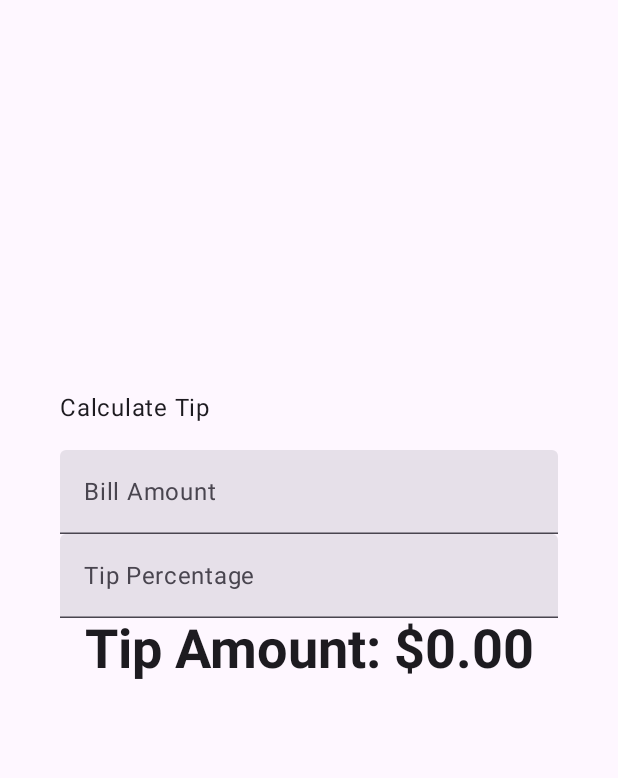
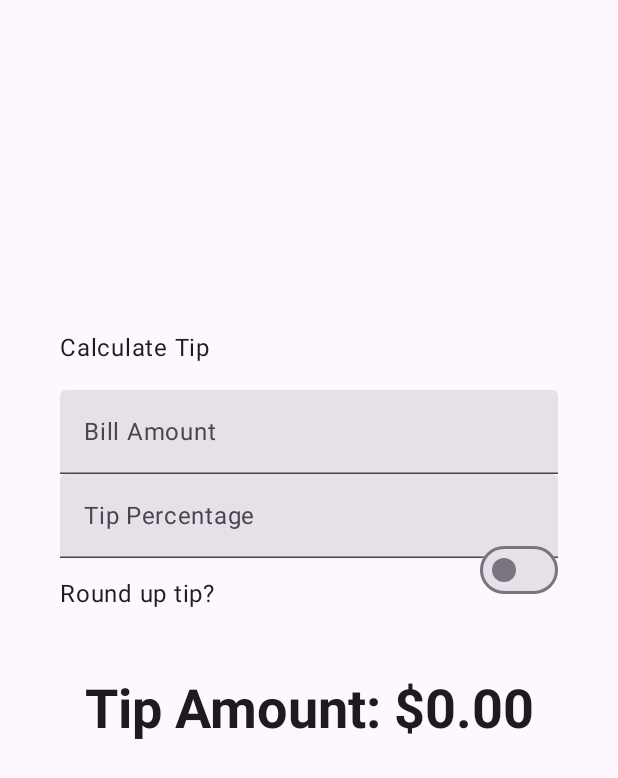
Before and after one commit to FayeDe/8INF865H2025_AD, an Android app built with Jetpack Compose: the screen it shows after launch (MainActivity), on a phone screen of 412 x 824 dp. Shown: the top 778 px of the screen. Run offline under Robolectric (Android 15) with nearby library versions, the phone set to English and light mode, and no system bars.

Commit message:
Ex2 Step 6

```diff
--- a/app/src/main/java/com/example/tiptime/MainActivity.kt
+++ b/app/src/main/java/com/example/tiptime/MainActivity.kt
@@ -44,6 +44,10 @@ import androidx.compose.ui.res.stringResource
 import androidx.compose.ui.tooling.preview.Preview
 import androidx.compose.ui.unit.dp
 import androidx.compose.runtime.remember
+import androidx.compose.foundation.layout.Row
+import androidx.compose.foundation.layout.size
+import androidx.compose.foundation.layout.wrapContentWidth
+import androidx.compose.material3.Switch
 import androidx.compose.runtime.getValue
 import androidx.compose.runtime.setValue
 import androidx.compose.ui.text.input.ImeAction
@@ -73,7 +77,8 @@ fun TipTimeLayout() {
     val amount = amountInput.toDoubleOrNull() ?: 0.0
     var tipInput by remember { mutableStateOf("") }
     val tipPercent = tipInput.toDoubleOrNull() ?: 0.0
-    val tip = calculateTip(amount, tipPercent)
+    var roundUp by remember { mutableStateOf(false) }
+    val tip = calculateTip(amount, tipPercent, roundUp)
     Column(
         modifier = Modifier
             .statusBarsPadding()
@@ -109,6 +114,11 @@ fun TipTimeLayout() {
             onValueChange = { tipInput = it },
             modifier = Modifier.padding(bottom = 32.dp).fillMaxWidth()
         )
+        RoundTheTipRow(
+            roundUp = roundUp,
+            onRoundUpChanged = { roundUp = it },
+            modifier = Modifier.padding(bottom = 32.dp)
+        )
         Text(
             text = stringResource(R.string.tip_amount, tip),
             style = MaterialTheme.typography.displaySmall
@@ -122,8 +132,11 @@ fun TipTimeLayout() {
  * according to the local currency.
  * Example would be "$10.00".
  */
-private fun calculateTip(amount: Double, tipPercent: Double = 15.0): String {
-    val tip = tipPercent / 100 * amount
+private fun calculateTip(amount: Double, tipPercent: Double = 15.0, roundUp: Boolean): String {
+    var tip = tipPercent / 100 * amount
+    if (roundUp) {
+        tip = kotlin.math.ceil(tip)
+    }
     return NumberFormat.getCurrencyInstance().format(tip)
 }
 
@@ -145,6 +158,29 @@ fun EditNumberField(
     )
 }
 
+@Composable
+fun RoundTheTipRow(
+    roundUp: Boolean,
+    onRoundUpChanged: (Boolean) -> Unit,
+    modifier: Modifier = Modifier
+) {
+    Row(
+        modifier = modifier
+            .fillMaxWidth()
+            .size(48.dp),
+        verticalAlignment = Alignment.CenterVertically
+    ) {
+        Text(text = stringResource(R.string.round_up_tip))
+        Switch(
+            modifier = modifier
+                .fillMaxWidth()
+                .wrapContentWidth(Alignment.End),
+            checked = roundUp,
+            onCheckedChange = onRoundUpChanged,
+        )
+    }
+}
+
 @Preview(showBackground = true)
 @Composable
 fun TipTimeLayoutPreview() {
```
